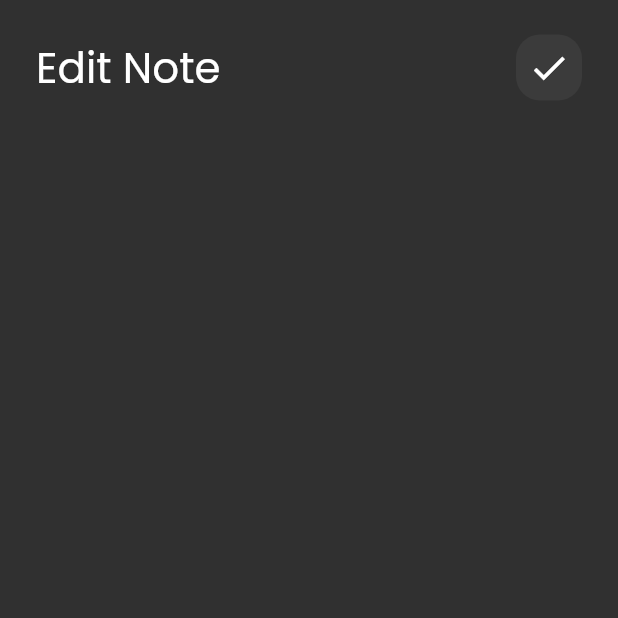
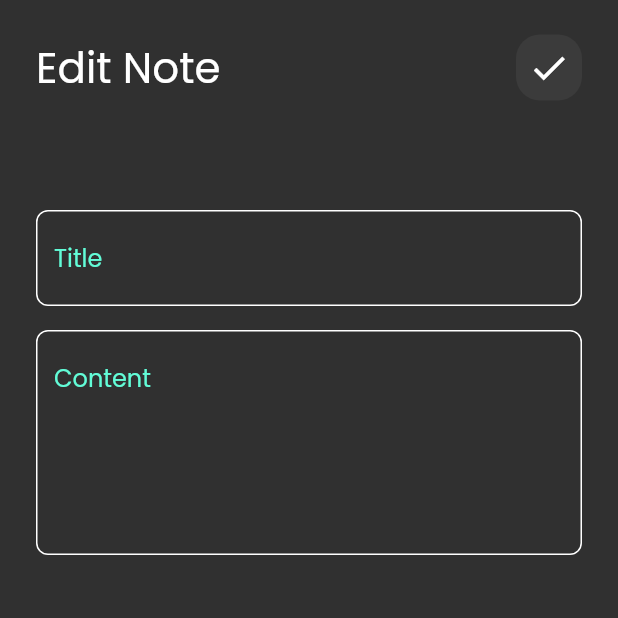
Before and after one commit to MhmmadAlHelou/notes_app, a Flutter app: the EditNoteView screen opened directly, on a phone screen of 412 x 824 dp, the top half of it. Run offline on Flutter 3.47's test engine with Material 2 defaults, Android fonts, the phone set to English and light mode, and no system bars.

Commit message:
edit note view UI done

```diff
--- a/lib/widgets/edit_view_body.dart
+++ b/lib/widgets/edit_view_body.dart
@@ -1,5 +1,6 @@
 import 'package:flutter/material.dart';
 import 'package:notes_app/widgets/custom_app_bar.dart';
+import 'package:notes_app/widgets/custom_text_field.dart';
 
 class EditNoteViewBody extends StatelessWidget {
   const EditNoteViewBody({super.key});
@@ -14,6 +15,10 @@ class EditNoteViewBody extends StatelessWidget {
             title: 'Edit Note',
             icon: Icons.check,
           ),
+          SizedBox(height: 50),
+          CustomTextFiel(hint: 'Title'),
+          SizedBox(height: 16),
+          CustomTextFiel(hint: 'Content', maxLines: 5),
         ],
       ),
     );
```
